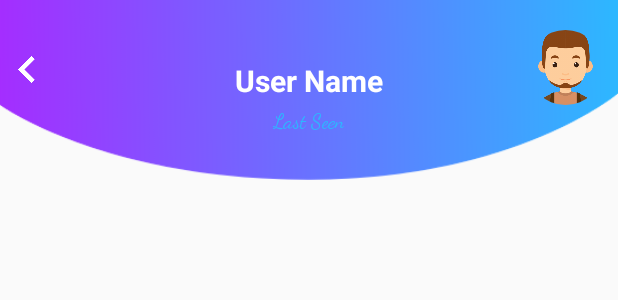
After one commit to TAYYAB-BUKC/GupShup, an Android app: the layout custom_chat_bar.xml on its own in the app's theme, with its tools: preview values and no code run, on a phone screen of 412 x 824 dp. The commit adds this screen. Shown: the top 300 px of the screen. Run offline under Robolectric (Android 15) with nearby library versions, the phone set to English and light mode, and no system bars.

Commit message:
Gupshup - UserName with Last Seen Avtivity - UserInterface

```diff
--- a/app/src/main/res/layout/activity_chat.xml
+++ b/app/src/main/res/layout/activity_chat.xml
@@ -6,55 +6,6 @@
     android:layout_height="match_parent"
     tools:context=".MainActivity">
 
-    <android.support.v7.widget.Toolbar
-        android:id="@+id/bgHeader"
-        android:layout_width="match_parent"
-        android:layout_height="120dp"
-        android:background="@drawable/header_register"
-        android:theme="@style/ToolbarTheme"
-        android:elevation="5dp"
-        />
-
-
-    <ImageView
-        android:id="@+id/menu_button"
-        android:layout_width="35dp"
-        android:layout_height="18dp"
-        android:layout_marginTop="37dp"
-        android:layout_alignParentLeft="true"
-        android:elevation="10dp"
-        android:layout_marginRight="10dp"
-        android:src="@drawable/left"
-        android:textColor="@color/colorWhite"
-        android:textSize="20sp"
-        android:textStyle="bold" />
-
-
-    <TextView
-        android:id="@+id/tvSignUp"
-        android:layout_width="wrap_content"
-        android:layout_height="wrap_content"
-        android:layout_centerHorizontal="true"
-        android:layout_marginTop="40dp"
-        android:elevation="10dp"
-        android:transitionName="tvLogin"
-        android:text="User Name"
-        android:textColor="@color/colorWhite"
-        android:textSize="20sp"
-        android:textStyle="bold" />
-    <TextView
-        android:layout_width="wrap_content"
-        android:layout_height="wrap_content"
-        android:layout_centerHorizontal="true"
-        android:layout_marginTop="5dp"
-        android:layout_below="@+id/tvSignUp"
-        android:elevation="10dp"
-        android:transitionName="tvLogin"
-        android:text="Personal Information"
-        android:textColor="#30B4FF"
-        android:textSize="13sp"
-        android:fontFamily="cursive"
-        />
 
 
     <RelativeLayout
--- /dev/null
+++ b/app/src/main/res/layout/custom_chat_bar.xml
@@ -0,0 +1,77 @@
+<?xml version="1.0" encoding="utf-8"?>
+<RelativeLayout xmlns:android="http://schemas.android.com/apk/res/android"
+    xmlns:app="http://schemas.android.com/apk/res-auto"
+    xmlns:tools="http://schemas.android.com/tools"
+    android:layout_width="match_parent"
+    android:layout_height="match_parent"
+    tools:context=".MainActivity">
+
+    <android.support.v7.widget.Toolbar
+        android:id="@+id/bgHeader"
+        android:layout_width="match_parent"
+        android:layout_height="120dp"
+        android:background="@drawable/header_register"
+        android:theme="@style/ToolbarTheme"
+        android:elevation="5dp"
+        />
+
+
+    <ImageView
+        android:id="@+id/menu_button"
+        android:layout_width="35dp"
+        android:layout_height="18dp"
+        android:layout_marginTop="37dp"
+        android:layout_alignParentLeft="true"
+        android:elevation="10dp"
+        android:layout_marginRight="10dp"
+        android:src="@drawable/left"
+        android:textColor="@color/colorWhite"
+        android:textSize="20sp"
+        android:textStyle="bold" />
+
+
+    <TextView
+        android:id="@+id/custom_profile_name"
+        android:layout_width="wrap_content"
+        android:layout_height="wrap_content"
+        android:layout_centerHorizontal="true"
+        android:layout_marginTop="40dp"
+        android:elevation="10dp"
+        android:text="User Name"
+        android:textColor="@color/colorWhite"
+        android:textSize="20sp"
+        android:textStyle="bold" />
+    <TextView
+        android:id="@+id/custom_user_last_seen"
+        android:layout_width="wrap_content"
+        android:layout_height="wrap_content"
+        android:layout_centerHorizontal="true"
+        android:layout_marginTop="5dp"
+        android:layout_below="@+id/custom_profile_name"
+        android:elevation="10dp"
+        android:textColor="#30B4FF"
+        android:textSize="13sp"
+        android:text="Last Seen"
+        android:fontFamily="cursive"
+        />
+
+    <de.hdodenhof.circleimageview.CircleImageView
+        android:id="@+id/custom_profile_image"
+        android:layout_width="50dp"
+        android:layout_height="50dp"
+        android:layout_marginTop="20dp"
+        android:layout_alignParentEnd="true"
+        android:layout_alignParentTop="true"
+        android:elevation="10dp"
+        android:src="@drawable/man"
+        android:cropToPadding="true"
+        android:layout_marginRight="10dp"
+        android:layout_alignParentRight="true" />
+
+
+
+
+
+
+
+</RelativeLayout>
```
